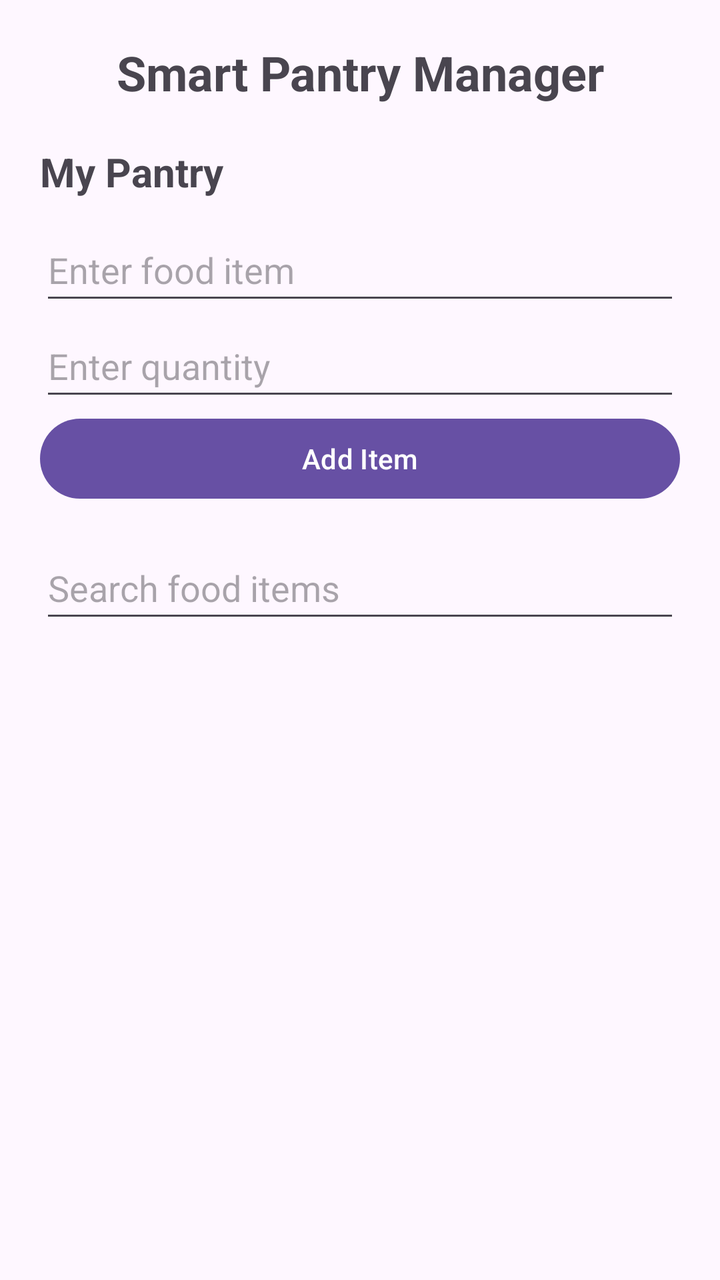
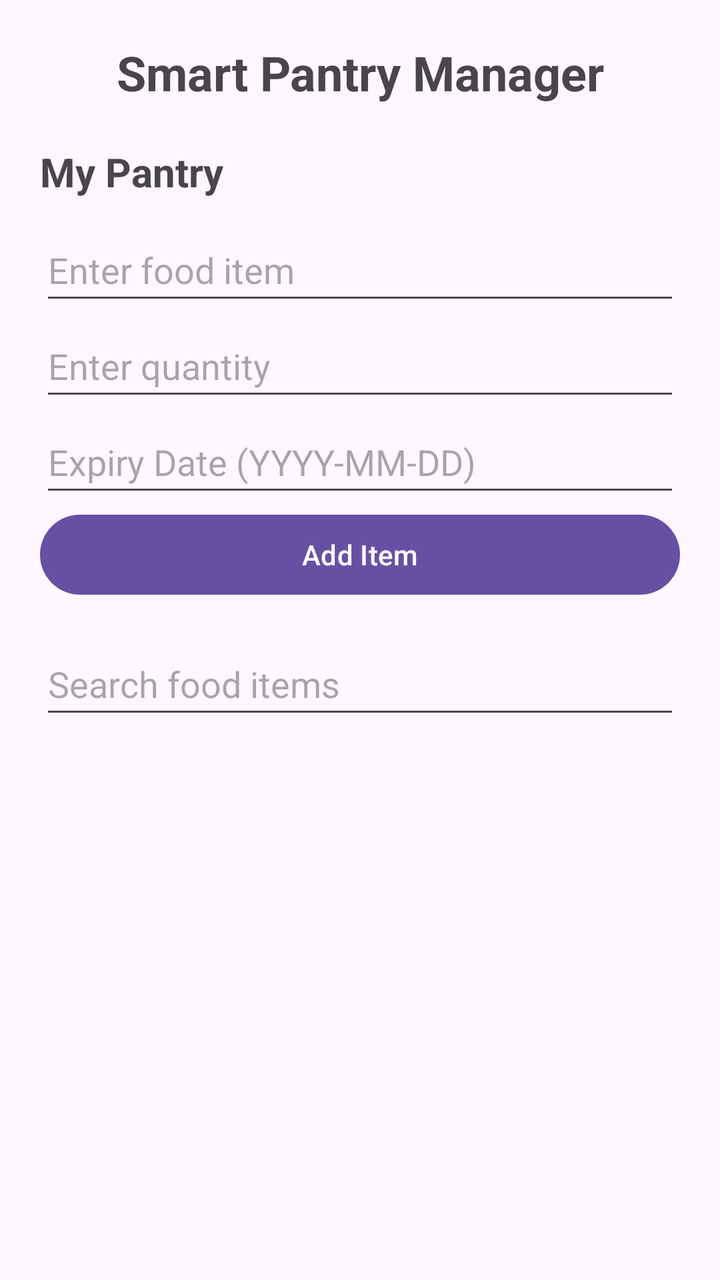

Compare the two renders of this Android layout. The source of the first and the diff that turns it into the second are given below.
<!-- AndroidManifest.xml: application theme Theme.SmartPantryManager -->
<!-- res/layout/activity_main.xml -->
<?xml version="1.0" encoding="utf-8"?>
<LinearLayout
    xmlns:android="http://schemas.android.com/apk/res/android"
    android:id="@+id/main"
    android:layout_width="match_parent"
    android:layout_height="match_parent"
    android:orientation="vertical"
    android:padding="20dp">

    <TextView
        android:layout_width="match_parent"
        android:layout_height="wrap_content"
        android:text="@string/pantry_title"
        android:textSize="24sp"
        android:textStyle="bold"
        android:gravity="center"
        android:layout_marginBottom="20dp" />

    <TextView
        android:layout_width="match_parent"
        android:layout_height="wrap_content"
        android:text="@string/my_pantry"
        android:textSize="20sp"
        android:textStyle="bold"
        android:layout_marginBottom="10dp" />

    <EditText
        android:id="@+id/editItemName"
        android:layout_width="match_parent"
        android:layout_height="wrap_content"
        android:hint="@string/enter_food"
        android:inputType="textCapWords"
        android:minHeight="48dp" />

    <EditText
        android:id="@+id/editQuantity"
        android:layout_width="match_parent"
        android:layout_height="wrap_content"
        android:hint="@string/enter_quantity"
        android:inputType="number"
        android:minHeight="48dp" />

    <Button
        android:id="@+id/btnAddItem"
        android:layout_width="match_parent"
        android:layout_height="wrap_content"
        android:text="@string/add_item" />

    
    <EditText
        android:id="@+id/editSearch"
        android:layout_width="match_parent"
        android:layout_height="wrap_content"
        android:hint="Search food items"
        android:inputType="text"
        android:minHeight="48dp"
        android:layout_marginTop="15dp" />

    <ListView
        android:id="@+id/listPantry"
        android:layout_width="match_parent"
        android:layout_height="0dp"
        android:layout_weight="1" />

</LinearLayout>
<!-- resources referenced by this layout -->
<resources>
  <string name="add_item">Add Item</string>
  <string name="enter_food">Enter food item</string>
  <string name="enter_quantity">Enter quantity</string>
  <string name="my_pantry">My Pantry</string>
  <string name="pantry_title">Smart Pantry Manager</string>
  <style name="Theme.SmartPantryManager" parent="Base.Theme.SmartPantryManager" />
  <style name="Base.Theme.SmartPantryManager" parent="Theme.Material3.DayNight.NoActionBar">
          
          
      </style>
</resources>

<!-- the commit's change to res/layout/activity_main.xml (unified diff, before → after) -->
@@ -40,6 +40,17 @@
         android:inputType="number"
         android:minHeight="48dp" />
 
+    
+    <EditText
+        android:id="@+id/editExpiryDate"
+        android:layout_width="match_parent"
+        android:layout_height="wrap_content"
+        android:hint="Expiry Date (YYYY-MM-DD)"
+        android:inputType="date"
+        android:focusable="false"
+        android:clickable="true"
+        android:minHeight="48dp" />
+
     <Button
         android:id="@+id/btnAddItem"
         android:layout_width="match_parent"
